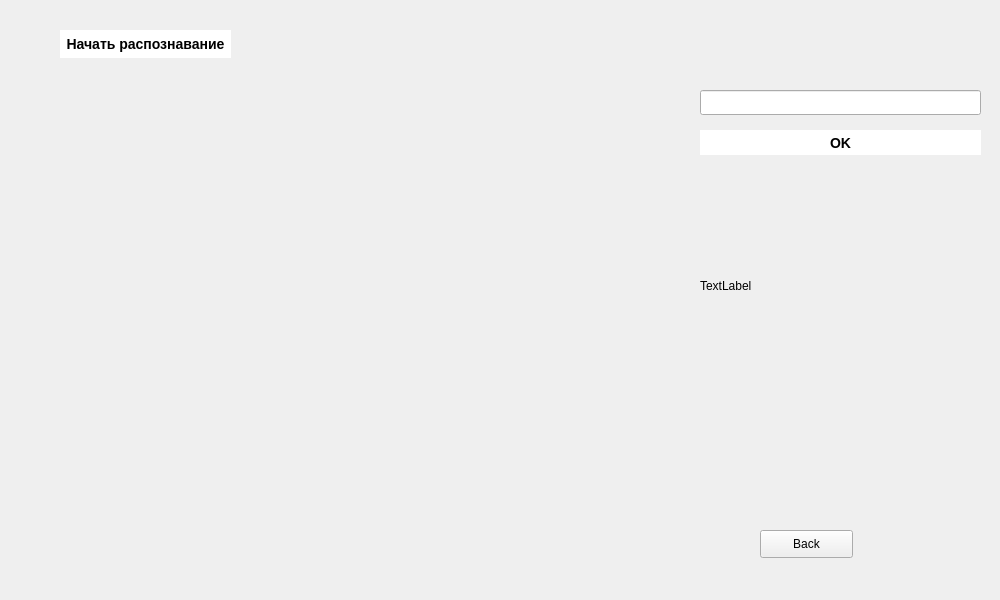
This is RecognitionAppInterface.ui in MichailKon/EmotionTrainer as Qt 5 draws it before an edit. The edited form follows.
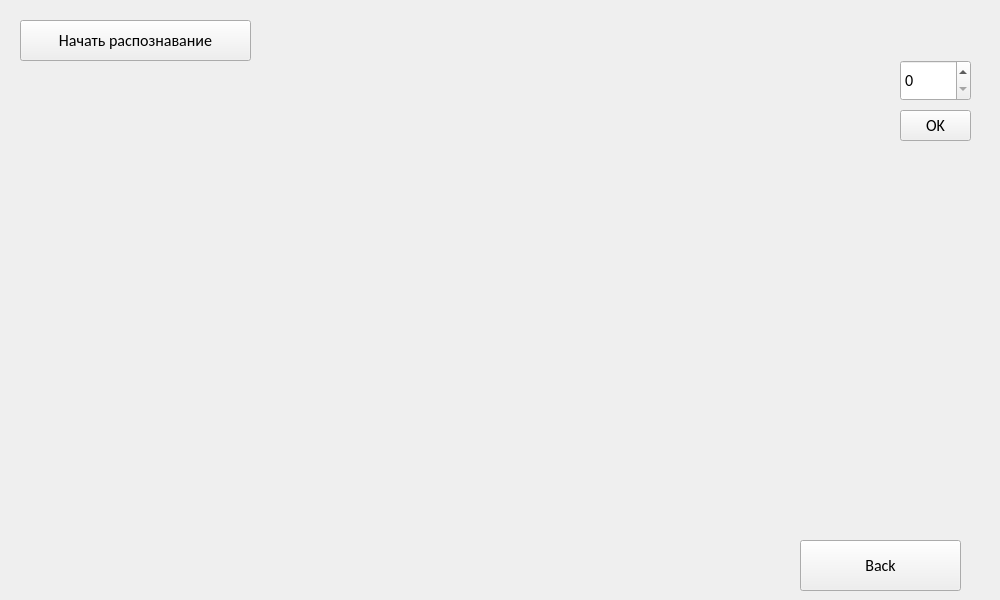
This is the edited form.

Diff of the .ui file:
```diff
--- a/RecognitionAppInterface.ui
+++ b/RecognitionAppInterface.ui
@@ -16,33 +16,48 @@
   <widget class="QPushButton" name="Start_recognition">
    <property name="geometry">
     <rect>
-     <x>60</x>
-     <y>30</y>
-     <width>171</width>
-     <height>28</height>
+     <x>20</x>
+     <y>20</y>
+     <width>231</width>
+     <height>41</height>
     </rect>
    </property>
+   <property name="font">
+    <font>
+     <family>Calibri</family>
+     <pointsize>12</pointsize>
+    </font>
+   </property>
+   <property name="cursor">
+    <cursorShape>PointingHandCursor</cursorShape>
+   </property>
+   <property name="mouseTracking">
+    <bool>false</bool>
+   </property>
+   <property name="focusPolicy">
+    <enum>Qt::StrongFocus</enum>
+   </property>
+   <property name="toolTip">
+    <string comment="lol" extracomment="kek"/>
+   </property>
    <property name="styleSheet">
-    <string notr="true">QPushButton {
-                    background-color: white;
-                    text-align: center;
-                    border: none;
-                    font-size: 14px;
-                    font-weight: bold
-                    }
-
-                    QPushButton:hover {
+    <string notr="true">                    QPushButton:hover {
                     background-color: silver;
                     }
-
-                    QPushButton:pressed {
-                    background-color: red;
-                    }
-                </string>
+</string>
    </property>
    <property name="text">
     <string>Начать распознавание</string>
    </property>
+   <property name="autoDefault">
+    <bool>false</bool>
+   </property>
+   <property name="default">
+    <bool>false</bool>
+   </property>
+   <property name="flat">
+    <bool>false</bool>
+   </property>
   </widget>
   <widget class="QLabel" name="Image">
    <property name="geometry">
@@ -57,16 +72,6 @@
     <string/>
    </property>
   </widget>
-  <widget class="QLineEdit" name="user_input">
-   <property name="geometry">
-    <rect>
-     <x>700</x>
-     <y>90</y>
-     <width>281</width>
-     <height>25</height>
-    </rect>
-   </property>
-  </widget>
   <widget class="QLabel" name="Result">
    <property name="geometry">
     <rect>
@@ -76,39 +81,38 @@
      <height>211</height>
     </rect>
    </property>
+   <property name="font">
+    <font>
+     <family>Calibri</family>
+     <pointsize>12</pointsize>
+    </font>
+   </property>
    <property name="styleSheet">
     <string notr="true"/>
    </property>
    <property name="text">
-    <string>TextLabel</string>
+    <string/>
    </property>
   </widget>
   <widget class="QPushButton" name="user_answered">
    <property name="geometry">
     <rect>
-     <x>700</x>
-     <y>130</y>
-     <width>281</width>
-     <height>25</height>
+     <x>900</x>
+     <y>110</y>
+     <width>71</width>
+     <height>31</height>
     </rect>
    </property>
+   <property name="font">
+    <font>
+     <family>Calibri</family>
+     <pointsize>12</pointsize>
+     <weight>50</weight>
+     <bold>false</bold>
+    </font>
+   </property>
    <property name="styleSheet">
-    <string notr="true">QPushButton {
-                    background-color: white;
-                    text-align: center;
-                    border: none;
-                    font-size: 14px;
-                    font-weight: bold
-                    }
-
-                    QPushButton:hover {
-                    background-color: silver;
-                    }
-
-                    QPushButton:pressed {
-                    background-color: red;
-                    }
-                </string>
+    <string notr="true"/>
    </property>
    <property name="text">
     <string>OK</string>
@@ -117,16 +121,44 @@
   <widget class="QPushButton" name="ToMainWindow">
    <property name="geometry">
     <rect>
-     <x>760</x>
-     <y>530</y>
-     <width>93</width>
-     <height>28</height>
+     <x>800</x>
+     <y>540</y>
+     <width>161</width>
+     <height>51</height>
     </rect>
    </property>
+   <property name="font">
+    <font>
+     <family>Calibri</family>
+     <pointsize>12</pointsize>
+    </font>
+   </property>
+   <property name="cursor">
+    <cursorShape>PointingHandCursor</cursorShape>
+   </property>
    <property name="text">
     <string>Back</string>
    </property>
   </widget>
+  <widget class="QSpinBox" name="UserInput">
+   <property name="geometry">
+    <rect>
+     <x>900</x>
+     <y>60</y>
+     <width>71</width>
+     <height>41</height>
+    </rect>
+   </property>
+   <property name="font">
+    <font>
+     <family>Calibri</family>
+     <pointsize>12</pointsize>
+    </font>
+   </property>
+   <property name="cursor">
+    <cursorShape>PointingHandCursor</cursorShape>
+   </property>
+  </widget>
  </widget>
  <resources/>
  <connections/>
```
